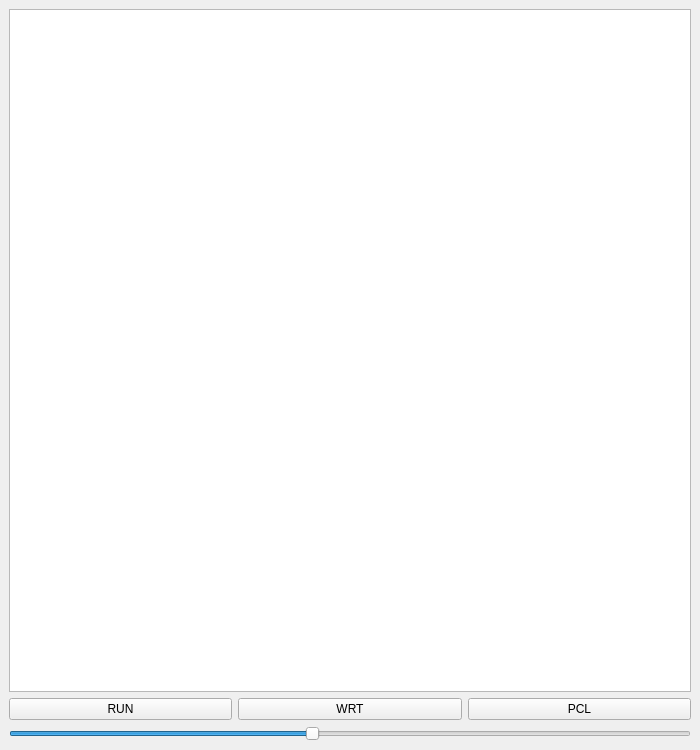
Old version of the form main_window.ui in the repository JensGrabner/fx7500g.
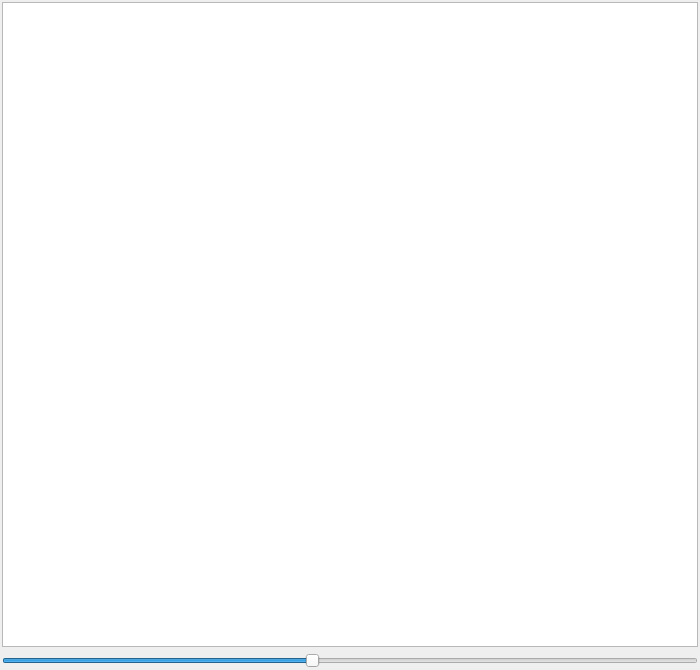
New version of the form.

Diff of the .ui file:
```diff
--- a/main_window.ui
+++ b/main_window.ui
@@ -6,7 +6,7 @@
     <x>0</x>
     <y>0</y>
     <width>700</width>
-    <height>750</height>
+    <height>670</height>
    </rect>
   </property>
   <property name="windowTitle" >
@@ -14,34 +14,21 @@
   </property>
   <widget class="QWidget" name="centralwidget" >
    <layout class="QGridLayout" >
+    <property name="leftMargin" >
+     <number>2</number>
+    </property>
+    <property name="topMargin" >
+     <number>2</number>
+    </property>
+    <property name="rightMargin" >
+     <number>2</number>
+    </property>
+    <property name="bottomMargin" >
+     <number>2</number>
+    </property>
     <item row="0" column="0" >
      <widget class="QGraphicsView" name="graphicsView" />
     </item>
-    <item row="1" column="0" >
-     <layout class="QHBoxLayout" >
-      <item>
-       <widget class="QPushButton" name="pushButtonRUN" >
-        <property name="text" >
-         <string>RUN</string>
-        </property>
-       </widget>
-      </item>
-      <item>
-       <widget class="QPushButton" name="pushButtonWRT" >
-        <property name="text" >
-         <string>WRT</string>
-        </property>
-       </widget>
-      </item>
-      <item>
-       <widget class="QPushButton" name="pushButtonPCL" >
-        <property name="text" >
-         <string>PCL</string>
-        </property>
-       </widget>
-      </item>
-     </layout>
-    </item>
     <item row="2" column="0" >
      <widget class="QSlider" name="sliderSize" >
       <property name="minimum" >
```
